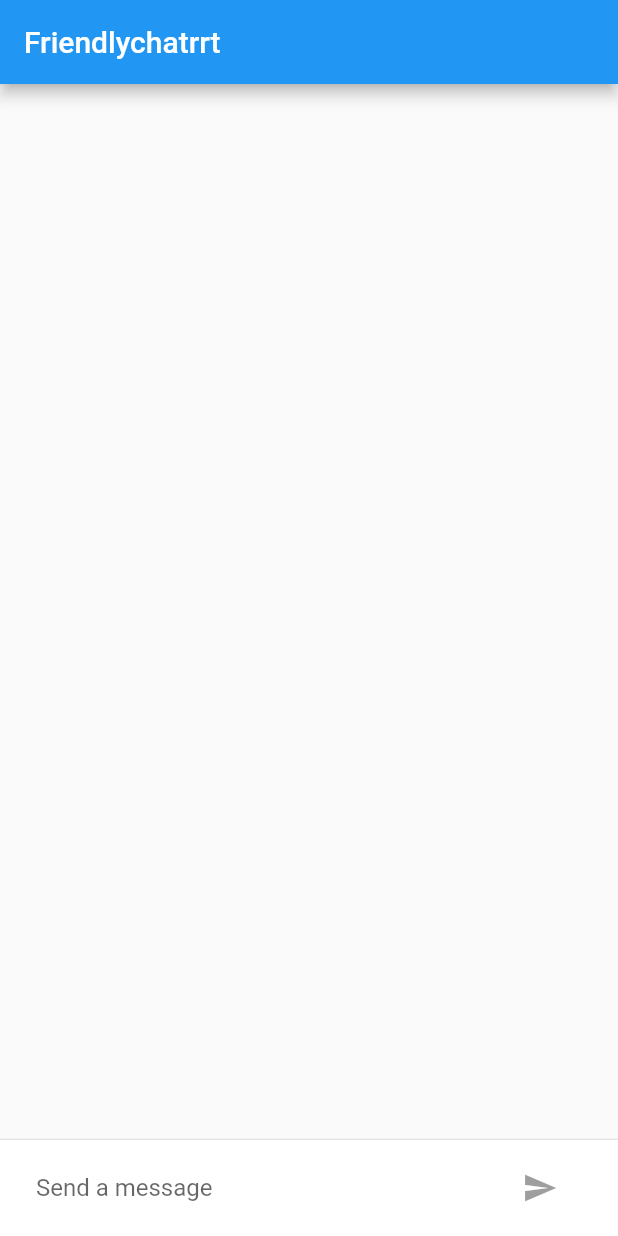
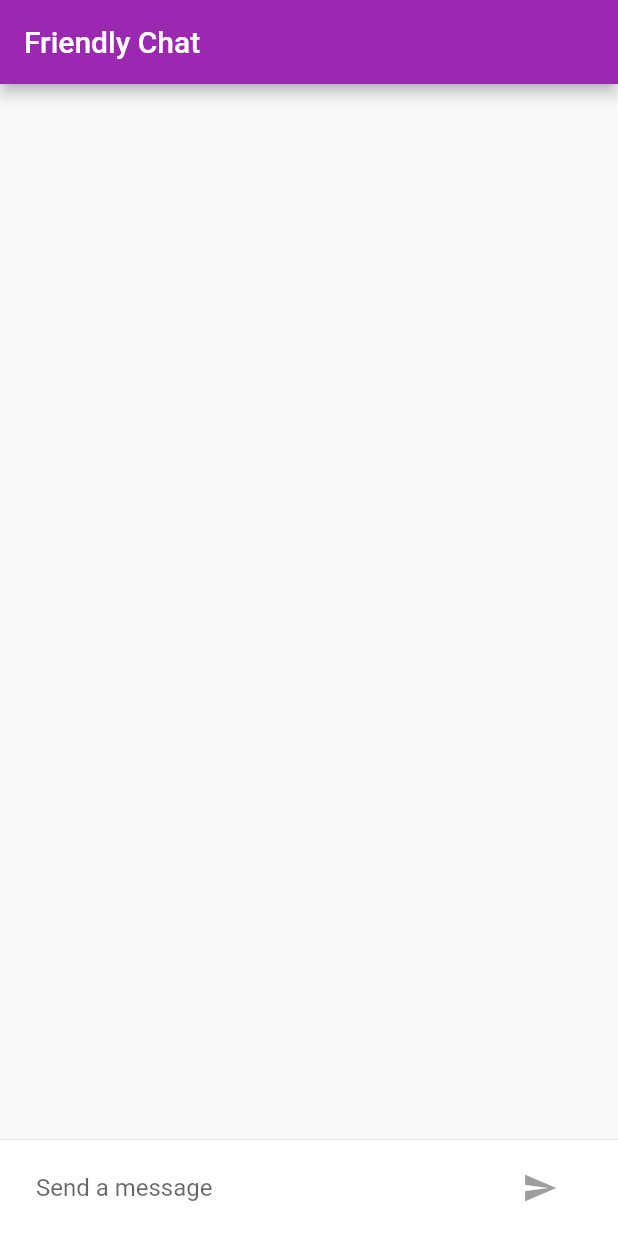
Before and after one commit to fmatosqg/flutter-sample, a Flutter app: the screen it shows after launch, on a phone screen of 412 x 824 dp. Run offline on Flutter 3.47's test engine with Material 2 defaults, Android fonts, the phone set to English and light mode, and no system bars.

Commit message:
Theming / Customizing stuff for ios

```diff
--- a/lib/main.dart
+++ b/lib/main.dart
@@ -1,4 +1,6 @@
 import 'package:flutter/material.dart';
+import 'package:flutter/foundation.dart';
+import 'package:flutter/cupertino.dart';
 
 void main() {
   runApp(new FriendlyChatApp());
@@ -13,6 +15,9 @@ class FriendlyChatApp extends StatelessWidget {
         title: 'App title',
         debugShowCheckedModeBanner: false,
         home: new ChatScreen(),
+        theme: defaultTargetPlatform == TargetPlatform.iOS
+            ? kIOSTheme
+            : kDefaultTheme
     );
   }
 }
@@ -33,6 +38,7 @@ class ChatScreenState extends State<ChatScreen> with TickerProviderStateMixin {
 
   void _handleSubmitted(String text) {
     _textController.clear();
+    _isComposing = false;
 
     ChatMessage message = new ChatMessage(text: text,
       animationController: new AnimationController(
@@ -46,8 +52,12 @@ class ChatScreenState extends State<ChatScreen> with TickerProviderStateMixin {
 
   Widget build(BuildContext context) {
     return new Scaffold(
-      appBar: new AppBar(title: new Text("Friendlychatrrt")),
-      body: new Column(
+      appBar: new AppBar(title: new Text("Friendly Chat"),
+        elevation: Theme
+            .of(context)
+            .platform == TargetPlatform.iOS ? 0.0 : 4.0,),
+      body: new Container(
+        child: new Column(
           children: <Widget>[
             new Flexible(
               child: new ListView.builder(
@@ -62,10 +72,17 @@ class ChatScreenState extends State<ChatScreen> with TickerProviderStateMixin {
               decoration: new BoxDecoration(
                   color: Theme
                       .of(context)
-                    .cardColor), //new
-            child: _buildTextComposer(), //modified
+                      .cardColor),
+              child: _buildTextComposer(),
             ),
           ],
+        ),
+        decoration: Theme
+            .of(context)
+            .platform == TargetPlatform.iOS
+            ? new BoxDecoration(
+            border: new Border(top: new BorderSide(color: Colors.grey[200])))
+            : null,
       ),
     );
   }
@@ -80,16 +97,6 @@ class ChatScreenState extends State<ChatScreen> with TickerProviderStateMixin {
 
   Widget _buildTextComposer() {
     return
-
-      new Theme(data: new ThemeData(accentColor: Colors.green,
-          textTheme: new TextTheme(title: new TextStyle(color: Colors.green),
-//            body1: new TextStyle(color: Colors.green),
-//            body2: new TextStyle(color: Colors.green),
-            subhead: new TextStyle(color: Colors.green),
-
-          )),
-          child:
-
       new IconTheme(data:
       new IconThemeData(color: Theme
           .of(context)
@@ -110,6 +117,7 @@ class ChatScreenState extends State<ChatScreen> with TickerProviderStateMixin {
                         onChanged: (String text) {
                           setState(() {
                             _isComposing = text.length > 0;
+                            print("Is composing  = $_isComposing");
                           });
                         },
                         onSubmitted: _handleSubmitted,
@@ -117,23 +125,43 @@ class ChatScreenState extends State<ChatScreen> with TickerProviderStateMixin {
                             hintText: "Send a message"),
                       )
                   ),
-                      new Container(
-                        margin: new EdgeInsets.symmetric(horizontal: 4.0),
-                        child: new IconButton(
-                          icon: new Icon(Icons.send,),
-                          onPressed:
-                          _isComposing
-                              ? () => _handleSubmitted(_textController.text)
-                              : null,
-                        ),
-
-                      )
-                    ],
+                  new
+                  Container
+                    (margin: new EdgeInsets.symmetric (horizontal: 4.0),
+                      child: Theme
+                          .of(context)
+                          .platform == TargetPlatform.iOS
+                          ? new CupertinoButton(
+                        child: new Text("Send"),
+                        onPressed: _isComposing
+                            ? () => _handleSubmitted(_textController.text) //new
+                            : null,)
+                          : new IconButton(
+                        icon: new Icon(Icons.send),
+                        onPressed: _isComposing ?
+                            () => _handleSubmitted(_textController.text) : null,
                       )
 
+
+                  ),
+                ],)
           )
-          ));
+      );
   }
+
+}
+
+class SendButton extends StatelessWidget {
+
+//  SendButton()
+
+  @override
+  Widget build(BuildContext context) {
+    return
+      new IconButton (icon: new Icon (Icons.send,),
+          onPressed: null);
+  }
+
 
 }
 
@@ -181,3 +209,14 @@ class ChatMessage extends StatelessWidget {
 
 
 const String _name = "John Doe";
+
+final ThemeData kIOSTheme = new ThemeData(
+  primarySwatch: Colors.orange,
+  primaryColor: Colors.grey[100],
+  primaryColorBrightness: Brightness.light,
+);
+
+final ThemeData kDefaultTheme = new ThemeData(
+    primarySwatch: Colors.purple,
+    accentColor: Colors.orangeAccent[400]
+);
```
Lines whose indentation alone changed are shown as unchanged.
